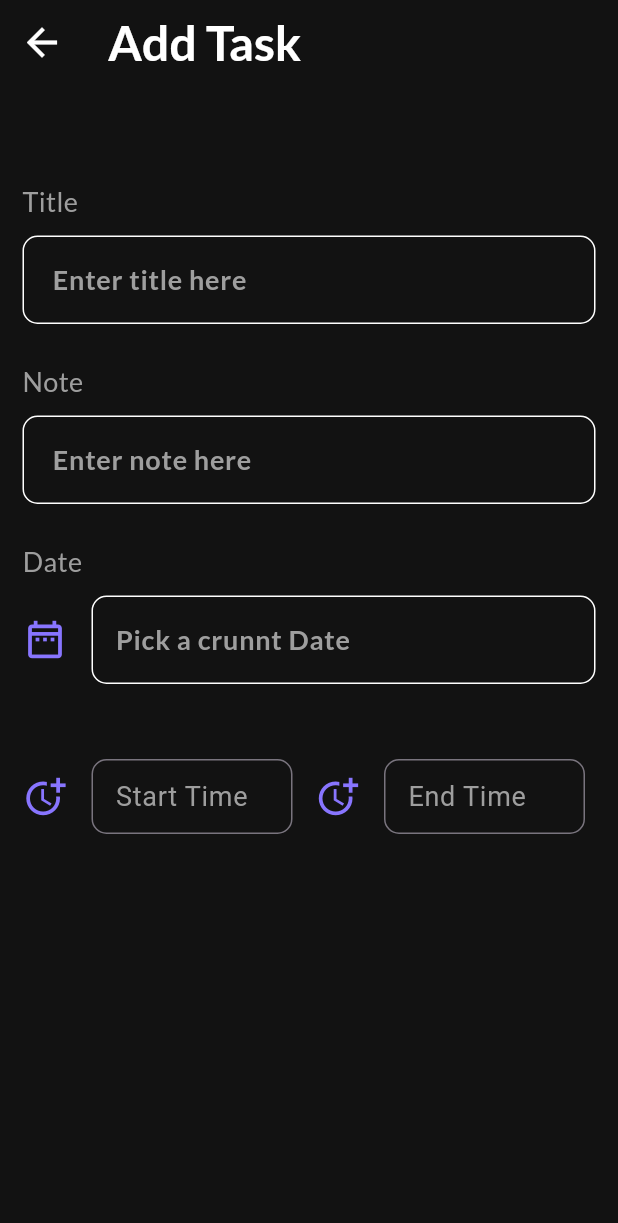
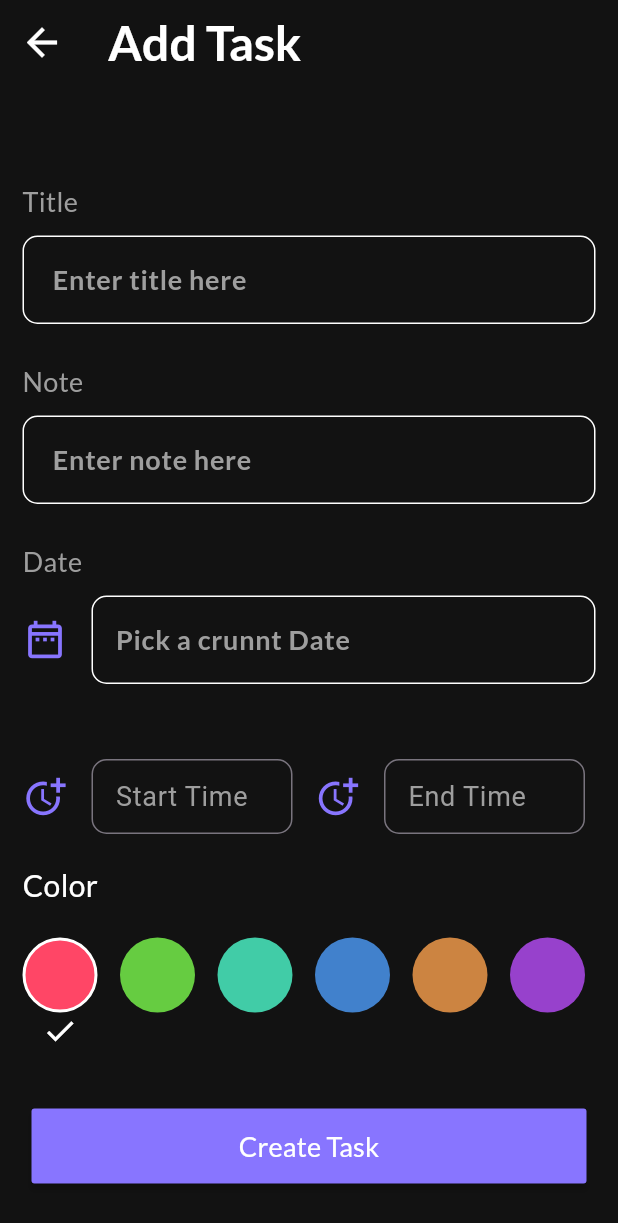
Before and after one commit to AhmedYasserTaha/todo_app, a Flutter app: the EmptyScreen screen opened directly, after a tap on the "add" icon, on a phone screen of 412 x 824 dp. Shown: the top 1223 px of the screen. Run offline on Flutter 3.47's test engine with Material 3 defaults, Android fonts, the phone set to English and light mode, and no system bars; our stand-ins replace easy_date_timeline, gap, google_fonts.

Commit message:
finshed add task

```diff
--- a/lib/home/add_task_screen.dart
+++ b/lib/home/add_task_screen.dart
@@ -6,8 +6,7 @@ import 'package:todo_app/widget/matrial_buttom_widget.dart';
 import 'package:intl/intl.dart';
 
 class AddTaskScreen extends StatefulWidget {
-  AddTaskScreen({super.key});
-
+  const AddTaskScreen({super.key});
   @override
   State<AddTaskScreen> createState() => _AddTaskScreenState();
 }
@@ -19,6 +18,15 @@ class _AddTaskScreenState extends State<AddTaskScreen> {
 
   @override
   Widget build(BuildContext context) {
+    const List<int> colorCode = [
+      0xffFF4666,
+      0xff66CC41,
+      0xff41CCA7,
+      0xff4181CC,
+      0xffCC8441,
+      0xff9741CC
+    ];
+    int activeColor = 0xffFF4666;
     return Scaffold(
       appBar: AppBar(
         iconTheme: IconThemeData(color: Colors.white, size: 30),
@@ -33,6 +41,7 @@ class _AddTaskScreenState extends State<AddTaskScreen> {
       body: Padding(
         padding: const EdgeInsets.all(15),
         child: Column(
+          crossAxisAlignment: CrossAxisAlignment.start,
           children: [
             Gap(50),
             TextFormFieldWidget(
@@ -79,7 +88,7 @@ class _AddTaskScreenState extends State<AddTaskScreen> {
                   borderSide: const BorderSide(
                       color: Color.fromARGB(255, 255, 255, 255)),
                 ),
-                icon: Icon(
+                icon: const Icon(
                   Icons.date_range_outlined,
                   size: 30,
                   color: AppColors.pSocundColor,
@@ -116,7 +125,7 @@ class _AddTaskScreenState extends State<AddTaskScreen> {
                       fontWeight: FontWeight.bold,
                     ),
                     decoration: InputDecoration(
-                      icon: Icon(
+                      icon: const Icon(
                         Icons.more_time_sharp,
                         size: 30,
                         color: AppColors.pSocundColor,
@@ -151,7 +160,7 @@ class _AddTaskScreenState extends State<AddTaskScreen> {
                       fontWeight: FontWeight.bold,
                     ),
                     decoration: InputDecoration(
-                      icon: Icon(
+                      icon: const Icon(
                         Icons.more_time_sharp,
                         size: 30,
                         color: AppColors.pSocundColor,
@@ -175,7 +184,50 @@ class _AddTaskScreenState extends State<AddTaskScreen> {
                   ),
                 ),
               ],
-            )
+            ),
+            const Gap(20),
+            Text(
+              "Color",
+              style: GoogleFonts.lato(color: Colors.white, fontSize: 20),
+            ),
+            const Gap(20),
+            SizedBox(
+              height: 80,
+              child: ListView.separated(
+                  scrollDirection: Axis.horizontal,
+                  itemBuilder: (context, index) => GestureDetector(
+                        onTap: () {
+                          activeColor = colorCode[index];
+                          setState(() {});
+                        },
+                        child: Column(
+                          children: [
+                            Container(
+                              height: 50,
+                              width: 50,
+                              decoration: BoxDecoration(
+                                  color: Color(colorCode[index]),
+                                  shape: BoxShape.circle,
+                                  border: activeColor == colorCode[index]
+                                      ? Border.all(
+                                          color: Colors.white, width: 2)
+                                      : null),
+                            ),
+                            activeColor == colorCode[index]
+                                ? Icon(
+                                    Icons.check,
+                                    color: Colors.white,
+                                  )
+                                : SizedBox(),
+                          ],
+                        ),
+                      ),
+                  separatorBuilder: (context, index) => Gap(15),
+                  itemCount: colorCode.length),
+            ),
+            const Spacer(),
+            ButtomLogin(onPressed: () {}, title: "Create Task"),
+            Gap(20),
           ],
         ),
       ),
--- a/lib/home/empty_screen.dart
+++ b/lib/home/empty_screen.dart
@@ -3,12 +3,11 @@ import 'package:flutter/material.dart';
 import 'package:gap/gap.dart';
 import 'package:google_fonts/google_fonts.dart';
 import 'package:todo_app/home/add_task_screen.dart';
-import 'package:todo_app/onpord_screen/widget/onpord_screen_widget.dart';
 import 'package:todo_app/utils/app_colors.dart';
 import 'package:intl/intl.dart';
 
 class EmptyScreen extends StatefulWidget {
-  EmptyScreen({super.key});
+  const EmptyScreen({super.key});
 
   @override
   State<EmptyScreen> createState() => _EmptyScreenState();
@@ -40,7 +39,7 @@ class _EmptyScreenState extends State<EmptyScreen> {
         child: Column(
           children: [
             const Gap(15),
-            Container(
+            SizedBox(
               width: double.infinity,
               child: Text(
                 "Today",
@@ -69,7 +68,7 @@ class _EmptyScreenState extends State<EmptyScreen> {
           );
         },
         backgroundColor: AppColors.pSocundColor,
-        child: Icon(
+        child: const Icon(
           Icons.add,
           size: 30,
           color: Colors.white,
--- a/lib/main.dart
+++ b/lib/main.dart
@@ -1,5 +1,5 @@
 import 'package:flutter/material.dart';
-import 'package:todo_app/home/empty_screen.dart';
+import 'package:todo_app/home/add_task_screen.dart';
 import 'package:todo_app/splash_screen.dart';
 
 void main() {
@@ -12,9 +12,9 @@ class MyApp extends StatelessWidget {
   // This widget is the root of your application.
   @override
   Widget build(BuildContext context) {
-    return MaterialApp(
+    return const MaterialApp(
       debugShowCheckedModeBanner: false,
-      home: EmptyScreen(),
+      home: AddTaskScreen(),
     );
   }
 }
--- a/lib/utils/app_colors.dart
+++ b/lib/utils/app_colors.dart
@@ -5,4 +5,10 @@ class AppColors {
   static const Color pSocundColor = Color(0xff8875FF);
   static const Color ptextColor = Color(0xff0080FF);
   static const Color whitColor = Color.fromARGB(255, 255, 255, 255);
+  static const Color color1 = Color(0xffFF4666);
+  static const Color color2 = Color(0xff66CC41);
+  static const Color color3 = Color(0xff41CCA7);
+  static const Color color4 = Color(0xff4181CC);
+  static const Color color5 = Color(0xffCC8441);
+  static const Color color6 = Color(0xff9741CC);
 }
```
